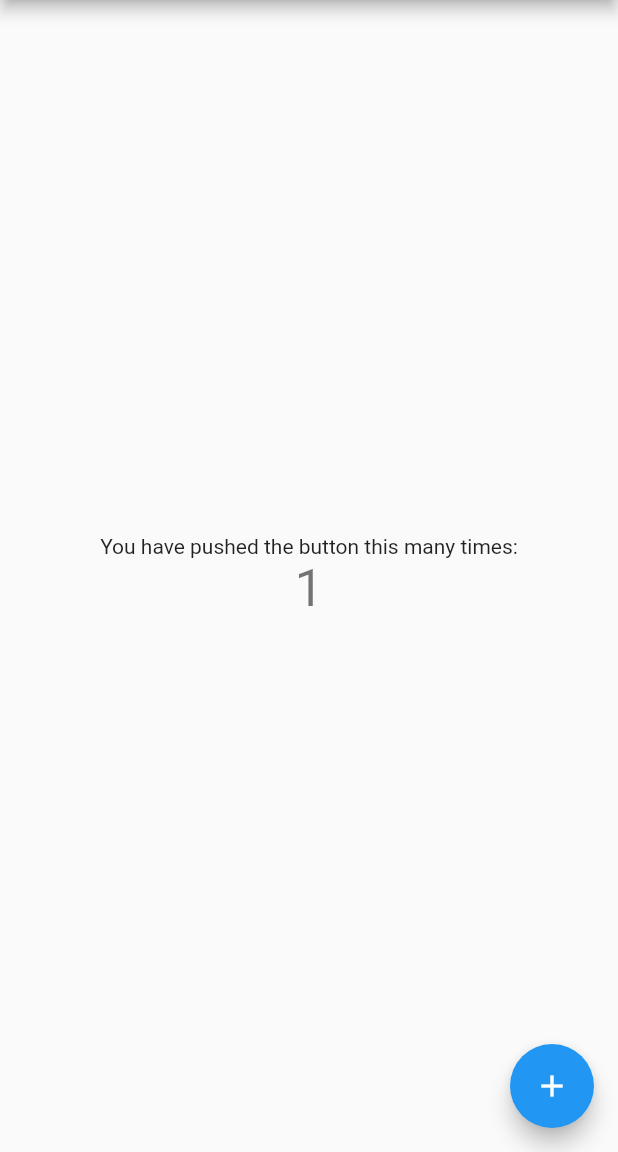
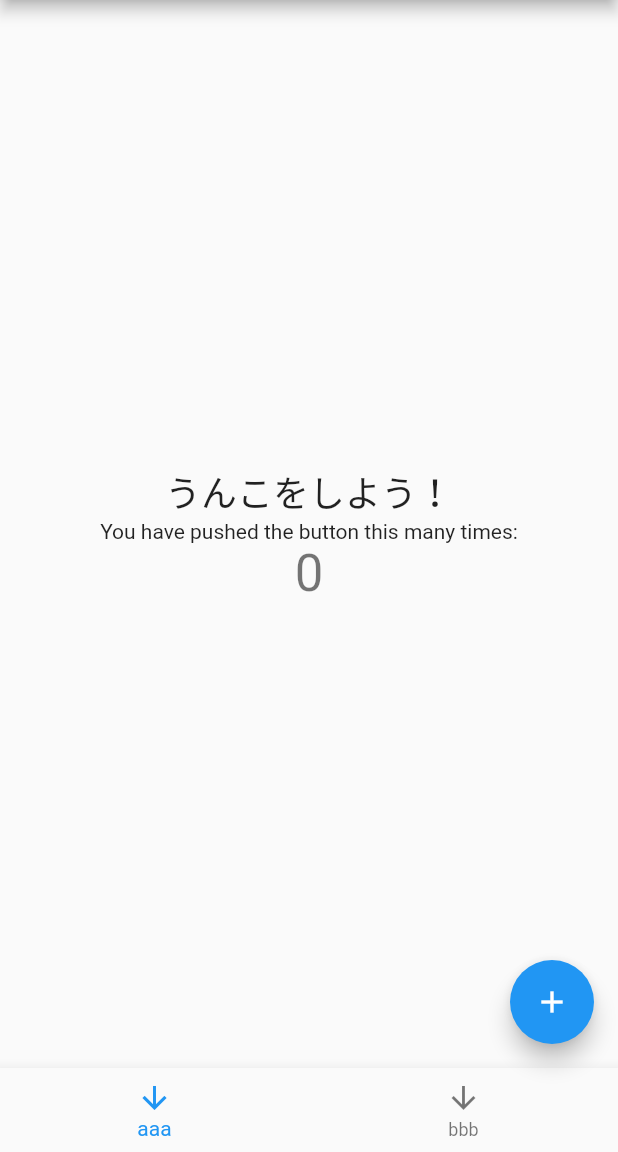
Before and after one commit to fisherman08/flutter_sample, a Flutter app: the screen it shows after launch, after a tap on the "add" icon, on a phone screen of 412 x 824 dp, the part 84-1236 px from its top. Run offline on Flutter 3.47's test engine with Material 2 defaults, Android fonts, the phone set to English and light mode, and no system bars.

Commit message:
ちょっといじった

```diff
--- a/lib/main.dart
+++ b/lib/main.dart
@@ -90,6 +90,10 @@ class _MyHomePageState extends State<MyHomePage> {
           mainAxisAlignment: MainAxisAlignment.center,
           children: <Widget>[
             new Text(
+              "うんこをしよう！",
+              style: new TextStyle(fontSize: 24.0),
+            ),
+            new Text(
               'You have pushed the button this many times:',
             ),
             new Text(
@@ -104,6 +108,21 @@ class _MyHomePageState extends State<MyHomePage> {
         tooltip: 'Increment',
         child: new Icon(Icons.add),
       ), // This trailing comma makes auto-formatting nicer for build methods.
+      bottomNavigationBar: new BottomNavigationBar(items: [
+        new BottomNavigationBarItem(
+            icon: new Icon(Icons.arrow_downward), title: new Text("aaa"),
+
+        ),
+        new BottomNavigationBarItem(icon: new Icon(Icons.arrow_downward), title: new Text("bbb"))
+      ],
+      type: BottomNavigationBarType.fixed,
+      onTap: (i) {
+        setState((){
+            this._counter--;
+        });
+
+
+      },),
     );
   }
 }
```
